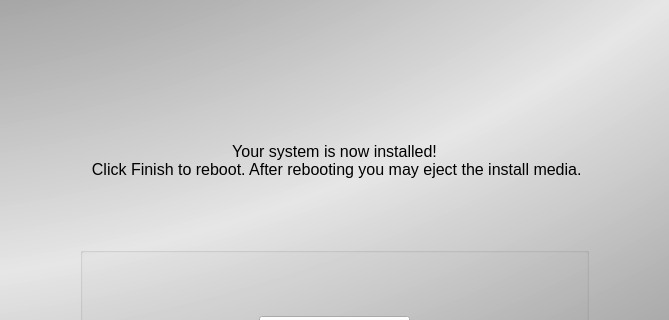
trueos/trueos-utils-qt5, file src-qt5/pc-installgui/installer.ui: the form before one commit; both pictures show x 123 to 792 and y 108 to 428 of the 914 by 769 pixel window.
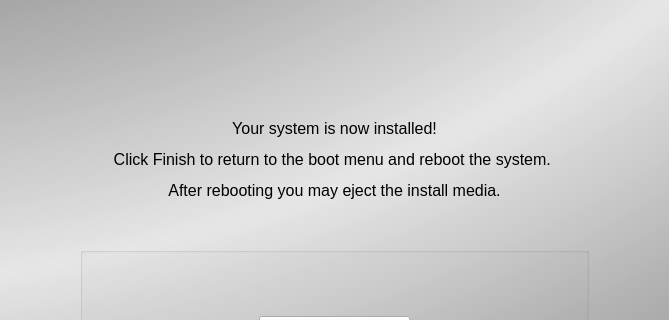
The form after the commit. The open tabs and pages were chosen to show the change. Icons and pictures are not drawn.

Commit message: Fix up the wording on the finished page of the installer.

What changed in the file:
```diff
--- a/src-qt5/pc-installgui/installer.ui
+++ b/src-qt5/pc-installgui/installer.ui
@@ -1253,8 +1253,7 @@
            <string notr="true">background: transparent;</string>
           </property>
           <property name="text">
-           <string>Your system is now installed!
- Click Finish to reboot. After rebooting you may eject the install media.</string>
+           <string>&lt;html&gt;&lt;head/&gt;&lt;body&gt;&lt;p&gt;Your system is now installed!&lt;/p&gt;&lt;p&gt;Click Finish to return to the boot menu and reboot the system. &lt;/p&gt;&lt;p&gt;After rebooting you may eject the install media.&lt;/p&gt;&lt;/body&gt;&lt;/html&gt;</string>
           </property>
           <property name="alignment">
            <set>Qt::AlignCenter</set>
```
Left out of the diff: 2 changed lines with no effect on the pictures.
